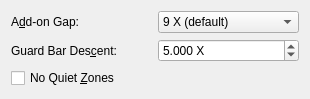
First picture: the form in frontend_qt/grpUPCA.ui, repository zint/zint, before the edit.
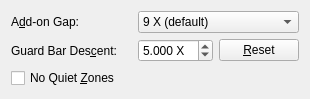
Second picture: the form after the edit.

```diff
--- a/frontend_qt/grpUPCA.ui
+++ b/frontend_qt/grpUPCA.ui
@@ -89,6 +89,8 @@
       </widget>
      </item>
      <item row="1" column="1">
+      <layout class="QHBoxLayout" name="horzLayoutUPCAGuardDescent">
+	   <item>
       <widget class="QDoubleSpinBox" name="spnUPCAGuardDescent">
        <property name="toolTip">
         <string>Height in X-dimensions that the guard bars
@@ -120,7 +122,38 @@
        <property name="accelerated">
         <bool>true</bool>
        </property>
-      </widget>
+         <property name="sizePolicy">
+          <sizepolicy hsizetype="Minimum" vsizetype="Fixed">
+           <horstretch>2</horstretch>
+           <verstretch>0</verstretch>
+          </sizepolicy>
+         </property>
+        </widget>
+       </item>
+       <item>
+        <widget class="QPushButton" name="btnUPCAGuardReset">
+         <property name="toolTip">
+          <string>Reset guard bars descent height
+to default 5X</string>
+         </property>
+         <property name="text">
+          <string>&amp;Reset</string>
+         </property>
+         <property name="sizePolicy">
+          <sizepolicy hsizetype="Preferred" vsizetype="Fixed">
+           <horstretch>1</horstretch>
+           <verstretch>0</verstretch>
+          </sizepolicy>
+         </property>
+         <property name="sizeHint" stdset="0">
+          <size>
+           <width>40</width>
+           <height>20</height>
+          </size>
+         </property>
+        </widget>
+       </item>
+      </layout>
      </item>
     </layout>
    </item>
```
Left out of the diff: 6 changed lines with no effect on the pictures. Lines whose indentation alone changed are shown as unchanged.
